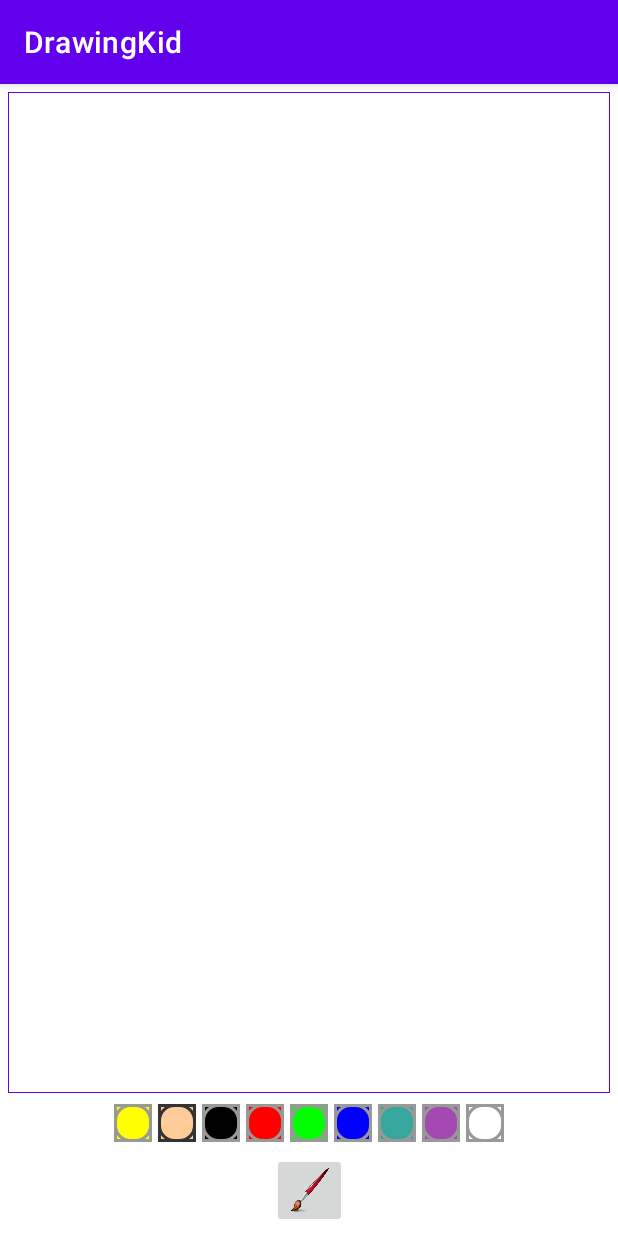
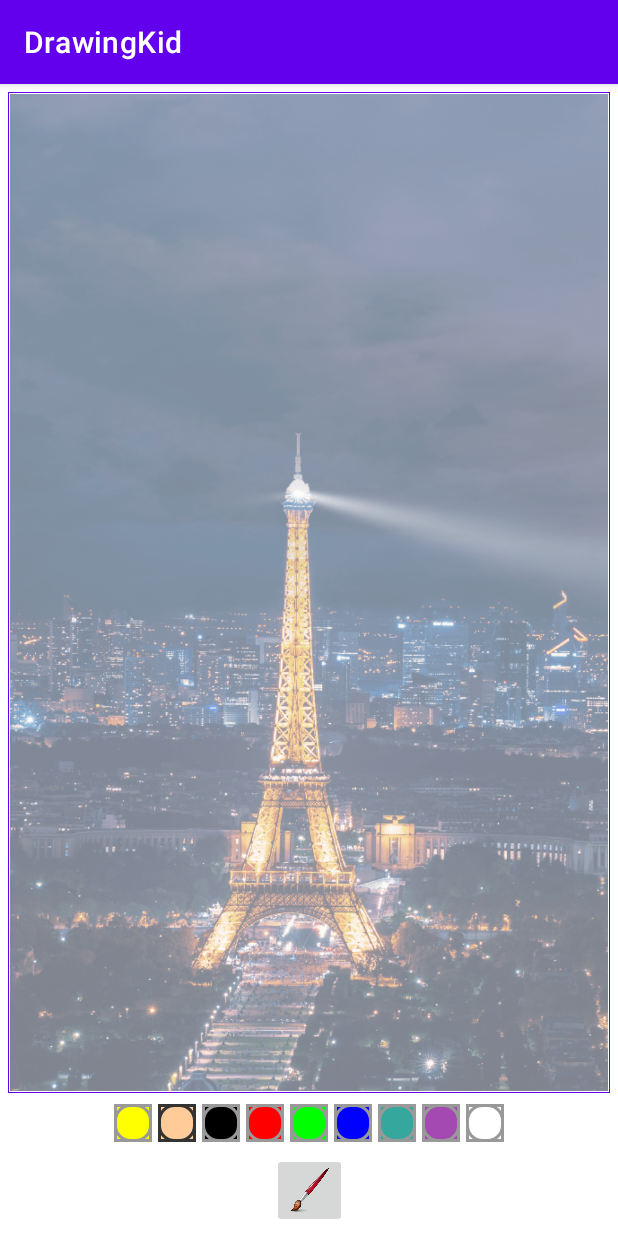
Before and after one commit to cyberplanete/AppDrawing-Kotlin, an Android app: the screen it shows after launch (MainActivity), on a phone screen of 412 x 824 dp. Run offline under Robolectric (Android 15) with nearby library versions, the phone set to English and light mode, and no system bars.

Commit message:
Ajout des layouts.. pour permettre le dessin depuis une image

```diff
--- a/app/src/main/res/layout/activity_main.xml
+++ b/app/src/main/res/layout/activity_main.xml
@@ -5,19 +5,36 @@
     android:layout_width="match_parent"
     android:layout_height="match_parent"
     tools:context=".MainActivity">
-
-
-    <!--Pour permettre le centrage        -->
-    <net.cyberplanete.drawingkid.DrawingView
-        android:id="@+id/drawing_view"
+    <!-- Plusieurs layer - Le premier pour le background blanc et le second pour l'image et le troisième pour dessin avec un fond gris-->
+    <!--    Fond Blanc-->
+    <FrameLayout
+        android:id="@+id/fl_drawing_view_container"
         android:layout_width="0dp"
         android:layout_height="0dp"
         android:layout_margin="5dp"
         android:background="@drawable/background_drawing_view_layout"
+        android:padding="1dp"
         app:layout_constraintBottom_toTopOf="@id/ll_paint_colors"
         app:layout_constraintLeft_toLeftOf="parent"
         app:layout_constraintRight_toRightOf="parent"
-        app:layout_constraintTop_toTopOf="parent" />
+        app:layout_constraintTop_toTopOf="parent">
+        <!--Fond image - Tour eiffel par défaut -->
+        <ImageView
+            android:id="@+id/iv_background"
+            android:layout_width="match_parent"
+            android:layout_height="match_parent"
+            android:scaleType="centerCrop"
+            android:src="@drawable/ic_eiffel"></ImageView>
+        <!--Zone de dessin -->
+        <net.cyberplanete.drawingkid.DrawingView
+            android:id="@+id/drawing_view"
+            android:layout_width="match_parent"
+            android:layout_height="match_parent"
+            android:background="#80FFFFFF" />
+
+    </FrameLayout>
+    <!--Pour permettre le centrage        -->
+
 
     <LinearLayout
         android:id="@+id/ll_paint_colors"
@@ -27,7 +44,7 @@
         app:layout_constraintBottom_toTopOf="@id/ib_brush"
         app:layout_constraintEnd_toEndOf="parent"
         app:layout_constraintStart_toStartOf="parent"
-        app:layout_constraintTop_toBottomOf="@id/drawing_view">
+        app:layout_constraintTop_toBottomOf="@id/fl_drawing_view_container">
 
         <!--Voir colors.xml du dossier values  Pour la pallete de couleur-->
         <ImageButton
@@ -43,8 +60,8 @@
             android:layout_width="25dp"
             android:layout_height="25dp"
             android:layout_margin="2dp"
+            android:background="@color/skin"
             android:onClick="paintClicked"
-            android:background="@color/skin"
             android:src="@drawable/pallet_normal"
             android:tag="@color/skin" />
 
@@ -61,8 +78,8 @@
             android:layout_width="25dp"
             android:layout_height="25dp"
             android:layout_margin="2dp"
+            android:background="@color/red"
             android:onClick="paintClicked"
-            android:background="@color/red"
             android:src="@drawable/pallet_normal"
             android:tag="@color/red" />
 
@@ -70,8 +87,8 @@
             android:layout_width="25dp"
             android:layout_height="25dp"
             android:layout_margin="2dp"
+            android:background="@color/green"
             android:onClick="paintClicked"
-            android:background="@color/green"
             android:src="@drawable/pallet_normal"
             android:tag="@color/green" />
 
@@ -88,8 +105,8 @@
             android:layout_width="25dp"
             android:layout_height="25dp"
             android:layout_margin="2dp"
+            android:background="@color/lollopop"
             android:onClick="paintClicked"
-            android:background="@color/lollopop"
             android:src="@drawable/pallet_normal"
             android:tag="@color/lollopop" />
 
@@ -98,8 +115,8 @@
             android:layout_width="25dp"
             android:layout_height="25dp"
             android:layout_margin="2dp"
+            android:background="@color/random"
             android:onClick="paintClicked"
-            android:background="@color/random"
             android:src="@drawable/pallet_normal"
             android:tag="@color/random" />
 
@@ -107,8 +124,8 @@
             android:layout_width="25dp"
             android:layout_height="25dp"
             android:layout_margin="2dp"
+            android:background="@color/white"
             android:onClick="paintClicked"
-            android:background="@color/white"
             android:src="@drawable/pallet_normal"
             android:tag="@color/white" />
 
```
Also changed, not shown: app/src/main/res/drawable/ic_eiffel.png (added).
